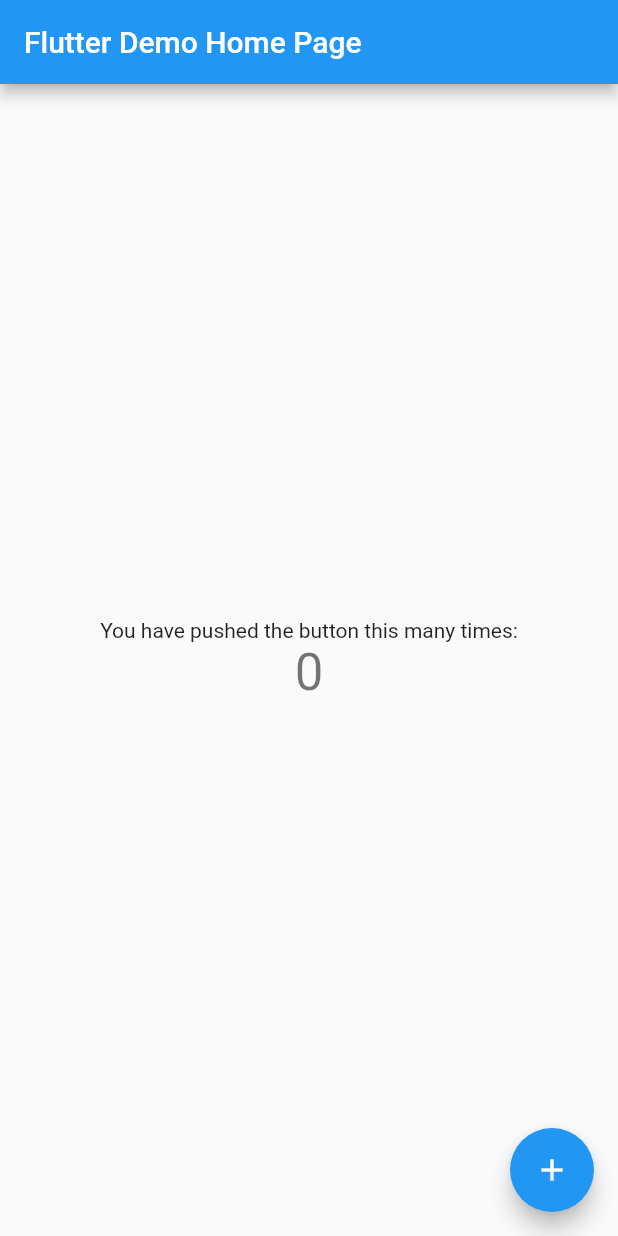
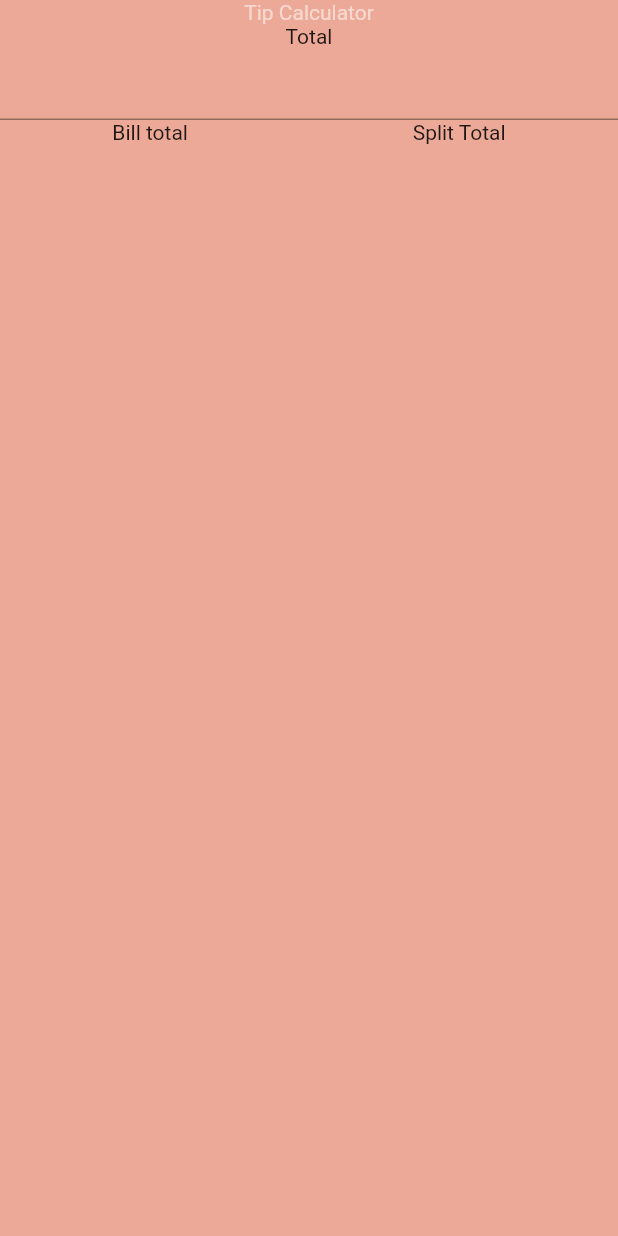
Before and after one commit to ltsimps/FlutterProjects, a Flutter app: the screen it shows after launch, on a phone screen of 412 x 824 dp. Run offline on Flutter 3.47's test engine with Material 2 defaults, Android fonts, the phone set to English and light mode, and no system bars; our stand-ins replace cloud_firestore, firebase_core, flutter_riverpod; accounts and stored records are empty.

Commit message:
basic structure out

```diff
--- a/CodeAlongs/tipcalculator/lib/main.dart
+++ b/CodeAlongs/tipcalculator/lib/main.dart
@@ -1,43 +1,26 @@
 import 'package:flutter/material.dart';
+import 'package:tipcalculator/pages/calculation.dart';
 
 void main() {
   runApp(MyApp());
 }
 
 class MyApp extends StatelessWidget {
-  // This widget is the root of your application.
   @override
   Widget build(BuildContext context) {
     return MaterialApp(
-      title: 'Flutter Demo',
+      debugShowCheckedModeBanner: false,
+      title: 'Tip Calculator',
       theme: ThemeData(
-        // This is the theme of your application.
-        //
-        // Try running your application with "flutter run". You'll see the
-        // application has a blue toolbar. Then, without quitting the app, try
-        // changing the primarySwatch below to Colors.green and then invoke
-        // "hot reload" (press "r" in the console where you ran "flutter run",
-        // or simply save your changes to "hot reload" in a Flutter IDE).
-        // Notice that the counter didn't reset back to zero; the application
-        // is not restarted.
         primarySwatch: Colors.blue,
       ),
-      home: MyHomePage(title: 'Flutter Demo Home Page'),
+      home: MyHomePage(title: 'Tip Calculator'),
     );
   }
 }
 
 class MyHomePage extends StatefulWidget {
   MyHomePage({Key? key, this.title}) : super(key: key);
-
-  // This widget is the home page of your application. It is stateful, meaning
-  // that it has a State object (defined below) that contains fields that affect
-  // how it looks.
-
-  // This class is the configuration for the state. It holds the values (in this
-  // case the title) provided by the parent (in this case the App widget) and
-  // used by the build method of the State. Fields in a Widget subclass are
-  // always marked "final".
 
   final String? title;
 
@@ -46,68 +29,15 @@ class MyHomePage extends StatefulWidget {
 }
 
 class _MyHomePageState extends State<MyHomePage> {
-  int _counter = 0;
-
-  void _incrementCounter() {
-    setState(() {
-      // This call to setState tells the Flutter framework that something has
-      // changed in this State, which causes it to rerun the build method below
-      // so that the display can reflect the updated values. If we changed
-      // _counter without calling setState(), then the build method would not be
-      // called again, and so nothing would appear to happen.
-      _counter++;
-    });
-  }
-
   @override
   Widget build(BuildContext context) {
-    // This method is rerun every time setState is called, for instance as done
-    // by the _incrementCounter method above.
-    //
-    // The Flutter framework has been optimized to make rerunning build methods
-    // fast, so that you can just rebuild anything that needs updating rather
-    // than having to individually change instances of widgets.
     return Scaffold(
-      appBar: AppBar(
-        // Here we take the value from the MyHomePage object that was created by
-        // the App.build method, and use it to set our appbar title.
-        title: Text(widget.title!),
+      body: Container(
+        decoration: BoxDecoration(
+          color: Color(0xffECA997),
+        ),
+        child: Calculation(),
       ),
-      body: Center(
-        // Center is a layout widget. It takes a single child and positions it
-        // in the middle of the parent.
-        child: Column(
-          // Column is also a layout widget. It takes a list of children and
-          // arranges them vertically. By default, it sizes itself to fit its
-          // children horizontally, and tries to be as tall as its parent.
-          //
-          // Invoke "debug painting" (press "p" in the console, choose the
-          // "Toggle Debug Paint" action from the Flutter Inspector in Android
-          // Studio, or the "Toggle Debug Paint" command in Visual Studio Code)
-          // to see the wireframe for each widget.
-          //
-          // Column has various properties to control how it sizes itself and
-          // how it positions its children. Here we use mainAxisAlignment to
-          // center the children vertically; the main axis here is the vertical
-          // axis because Columns are vertical (the cross axis would be
-          // horizontal).
-          mainAxisAlignment: MainAxisAlignment.center,
-          children: <Widget>[
-            Text(
-              'You have pushed the button this many times:',
-            ),
-            Text(
-              '$_counter',
-              style: Theme.of(context).textTheme.headline4,
-            ),
-          ],
-        ),
-      ),
-      floatingActionButton: FloatingActionButton(
-        onPressed: _incrementCounter,
-        tooltip: 'Increment',
-        child: Icon(Icons.add),
-      ), // This trailing comma makes auto-formatting nicer for build methods.
     );
   }
 }
--- a/CodeAlongs/tipcalculator/lib/models/calculator.dart
+++ b/CodeAlongs/tipcalculator/lib/models/calculator.dart
@@ -1,5 +1,12 @@
+import 'package:flutter/material.dart';
+
 class Calculator {
   final amount;
-  final percentage
+  final tipPercentage;
 
+  Calculator(this.tipPercentage, {@required this.amount});
+
+  double returnTipAmount() {
+    return amount * tipPercentage;
+  }
 }
--- /dev/null
+++ b/CodeAlongs/tipcalculator/lib/pages/calculation.dart
@@ -0,0 +1,32 @@
+import 'package:flutter/material.dart';
+
+class Calculation extends StatefulWidget {
+  @override
+  _CalculationState createState() => _CalculationState();
+}
+
+class _CalculationState extends State<Calculation> {
+  @override
+  Widget build(BuildContext context) {
+    return SafeArea(
+      child: Column(
+        children: [
+          Text(
+            'Tip Calculator',
+            style: TextStyle(color: Colors.white54),
+          ),
+          Text('Total'),
+          TextFormField(),
+          Row(
+            mainAxisAlignment: MainAxisAlignment.spaceAround,
+            children: [
+              Text("Bill total"),
+              Text("Split Total"),
+            ],
+          ),
+          Row()
+        ],
+      ),
+    );
+  }
+}
```
